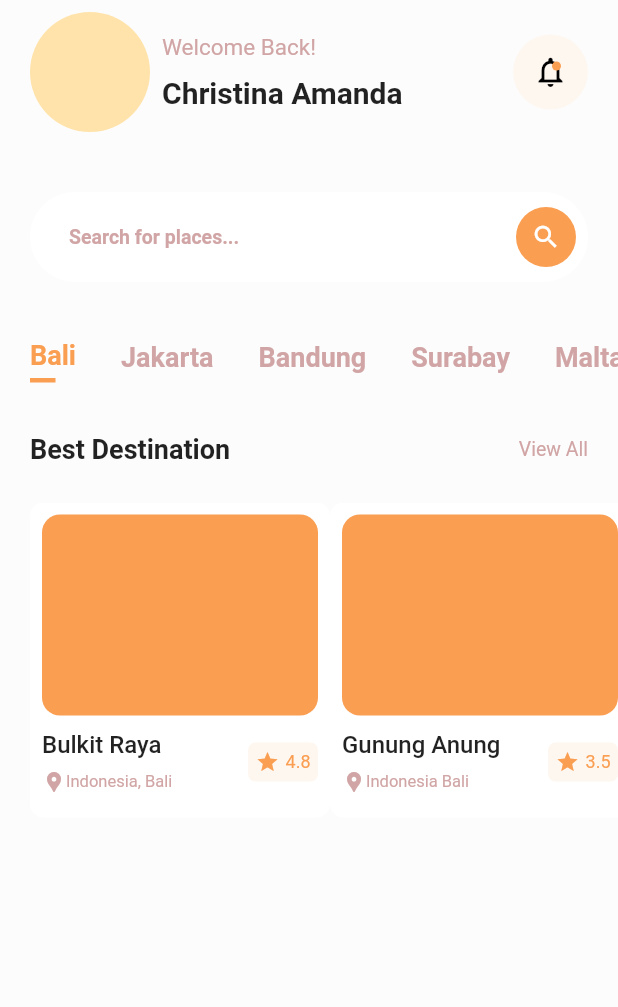
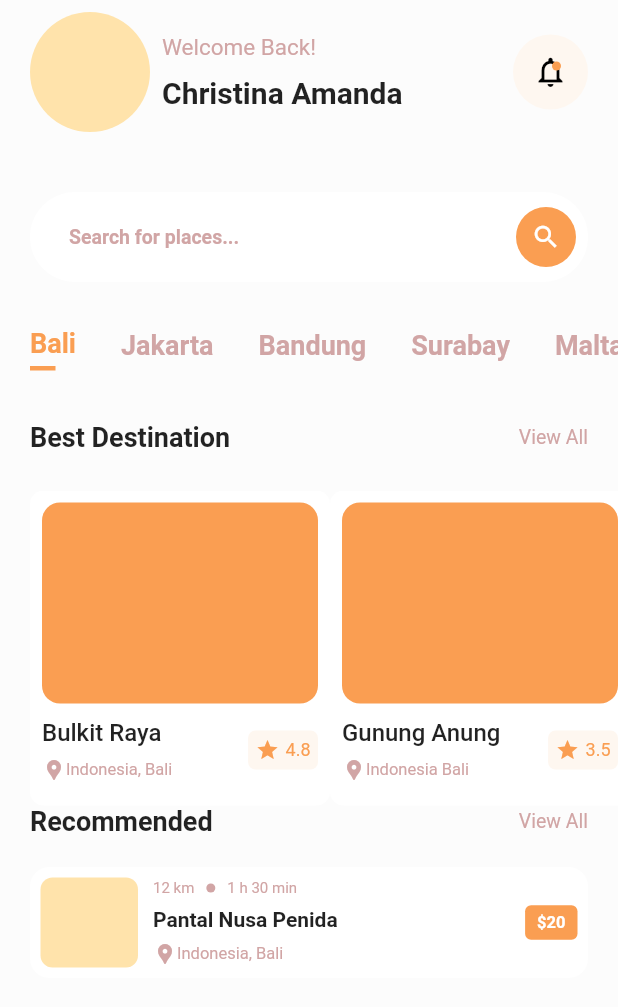
Before and after one commit to kpldvnpne/travel-app-implementation, a Flutter app: the screen it shows after launch, on a phone screen of 412 x 824 dp. Shown: the top 1007 px of the screen. Run offline on Flutter 3.47's test engine with Material 2 defaults, Android fonts, the phone set to English and light mode, and no system bars.

Commit message:
Add Recommended section

```diff
--- a/lib/main.dart
+++ b/lib/main.dart
@@ -58,9 +58,9 @@ class _HomePageState extends State<HomePage> {
       body: SafeArea(
         child: Column(
           children: [
+            const SizedBox(height: 8),
             Padding(
               padding: const EdgeInsets.symmetric(
-                vertical: 8.0,
                 horizontal: horizontalPadding,
               ),
               child: Column(
@@ -79,6 +79,10 @@ class _HomePageState extends State<HomePage> {
             ),
             const SizedBox(height: 34),
             const BestDestination(padding: horizontalPadding),
+            const Padding(
+              padding: EdgeInsets.symmetric(horizontal: horizontalPadding),
+              child: Recommended(),
+            )
           ],
         ),
       ),
@@ -204,25 +208,25 @@ class Locations extends StatelessWidget {
       child: Row(
         crossAxisAlignment: CrossAxisAlignment.center,
         children: const [
-          Location(
+          LocationsItem(
             name: 'Bali',
             isActive: true,
           ),
-          Location(name: 'Jakarta'),
-          Location(name: 'Bandung'),
-          Location(name: 'Surabay'),
-          Location(name: 'Malta'),
+          LocationsItem(name: 'Jakarta'),
+          LocationsItem(name: 'Bandung'),
+          LocationsItem(name: 'Surabay'),
+          LocationsItem(name: 'Malta'),
         ],
       ),
     );
   }
 }
 
-class Location extends StatelessWidget {
+class LocationsItem extends StatelessWidget {
   final String name;
   final bool isActive;
 
-  const Location({
+  const LocationsItem({
     Key? key,
     required this.name,
     this.isActive = false,
@@ -267,26 +271,7 @@ class BestDestination extends StatelessWidget {
       children: [
         Padding(
           padding: EdgeInsets.symmetric(horizontal: padding),
-          child: Row(
-            mainAxisAlignment: MainAxisAlignment.spaceBetween,
-            children: const [
-              Text(
-                'Best Destination',
-                style: TextStyle(
-                  fontWeight: FontWeight.bold,
-                  fontSize: 18,
-                ),
-              ),
-              Text(
-                'View All',
-                style: TextStyle(
-                  color: greyColor,
-                  fontSize: 13,
-                  fontWeight: FontWeight.normal,
-                ),
-              )
-            ],
-          ),
+          child: const SectionTitle('Best Destination'),
         ),
         const SizedBox(height: 25),
         SingleChildScrollView(
@@ -308,6 +293,36 @@ class BestDestination extends StatelessWidget {
                 )
               ],
             ),
+          ),
+        )
+      ],
+    );
+  }
+}
+
+class SectionTitle extends StatelessWidget {
+  final String title;
+
+  const SectionTitle(this.title, {Key? key}) : super(key: key);
+
+  @override
+  Widget build(BuildContext context) {
+    return Row(
+      mainAxisAlignment: MainAxisAlignment.spaceBetween,
+      children: [
+        Text(
+          title,
+          style: const TextStyle(
+            fontWeight: FontWeight.bold,
+            fontSize: 18,
+          ),
+        ),
+        const Text(
+          'View All',
+          style: TextStyle(
+            color: greyColor,
+            fontSize: 13,
+            fontWeight: FontWeight.normal,
           ),
         )
       ],
@@ -347,7 +362,7 @@ class BestDestinationCard extends StatelessWidget {
               borderRadius: BorderRadius.circular(12),
             ),
           ),
-          SizedBox(height: 10),
+          const SizedBox(height: 10),
           Row(
             mainAxisAlignment: MainAxisAlignment.spaceBetween,
             children: [
@@ -356,29 +371,13 @@ class BestDestinationCard extends StatelessWidget {
                 children: [
                   Text(
                     name,
-                    style: TextStyle(
+                    style: const TextStyle(
                       fontSize: 16,
                       fontWeight: FontWeight.w500,
                     ),
                   ),
                   const SizedBox(height: 7),
-                  Row(
-                    crossAxisAlignment: CrossAxisAlignment.center,
-                    children: [
-                      Icon(
-                        Icons.location_pin,
-                        size: 16,
-                        color: greyColor,
-                      ),
-                      Text(
-                        location,
-                        style: TextStyle(
-                          fontSize: 11,
-                          color: greyColor,
-                        ),
-                      ),
-                    ],
-                  ),
+                  Location(location),
                 ],
               ),
               Container(
@@ -412,3 +411,134 @@ class BestDestinationCard extends StatelessWidget {
     );
   }
 }
+
+class Location extends StatelessWidget {
+  const Location(
+    this.location, {
+    Key? key,
+  }) : super(key: key);
+
+  final String location;
+
+  @override
+  Widget build(BuildContext context) {
+    return Row(
+      crossAxisAlignment: CrossAxisAlignment.center,
+      children: [
+        const Icon(
+          Icons.location_pin,
+          size: 16,
+          color: greyColor,
+        ),
+        Text(
+          location,
+          style: const TextStyle(
+            fontSize: 11,
+            color: greyColor,
+          ),
+        ),
+      ],
+    );
+  }
+}
+
+class Recommended extends StatelessWidget {
+  const Recommended({Key? key}) : super(key: key);
+
+  @override
+  Widget build(BuildContext context) {
+    return Column(
+      children: [
+        const SectionTitle('Recommended'),
+        const SizedBox(height: 20),
+        Container(
+          decoration: BoxDecoration(
+            color: whiteColor,
+            borderRadius: BorderRadius.circular(13),
+          ),
+          padding: const EdgeInsets.all(7),
+          child: Row(
+            children: [
+              Container(
+                width: 65,
+                height: 60,
+                decoration: BoxDecoration(
+                  borderRadius: BorderRadius.circular(8),
+                  color: themeColor2,
+                ),
+              ),
+              const SizedBox(width: 10),
+              Expanded(
+                child: Column(
+                  crossAxisAlignment: CrossAxisAlignment.start,
+                  mainAxisAlignment: MainAxisAlignment.spaceBetween,
+                  children: [
+                    Row(
+                      mainAxisAlignment: MainAxisAlignment.start,
+                      children: const [
+                        Text(
+                          '12 km',
+                          style: TextStyle(
+                            color: greyColor,
+                            fontSize: 10,
+                          ),
+                        ),
+                        Padding(
+                          padding: EdgeInsets.symmetric(horizontal: 8.0),
+                          child: CircleAvatar(
+                            radius: 3,
+                            backgroundColor: greyColor,
+                          ),
+                        ),
+                        Text(
+                          '1 h 30 min',
+                          style: TextStyle(
+                            color: greyColor,
+                            fontSize: 10,
+                          ),
+                        )
+                      ],
+                    ),
+                    const SizedBox(height: 7),
+                    const Text(
+                      'Pantal Nusa Penida',
+                      style: TextStyle(
+                        fontWeight: FontWeight.w700,
+                        fontSize: 14,
+                      ),
+                    ),
+                    const SizedBox(height: 7),
+                    const Location('Indonesia, Bali'),
+                  ],
+                ),
+              ),
+              Column(
+                mainAxisAlignment: MainAxisAlignment.start,
+                children: [
+                  Container(
+                    padding: const EdgeInsets.symmetric(
+                      vertical: 5,
+                      horizontal: 8,
+                    ),
+                    decoration: BoxDecoration(
+                      color: themeColor,
+                      borderRadius: BorderRadius.circular(4),
+                    ),
+                    child: const Text(
+                      '\$20',
+                      style: TextStyle(
+                        color: whiteColor,
+                        fontSize: 11,
+                        fontWeight: FontWeight.w600,
+                      ),
+                    ),
+                  ),
+                ],
+              ),
+            ],
+          ),
+        ),
+      ],
+    );
+  }
+}
```
